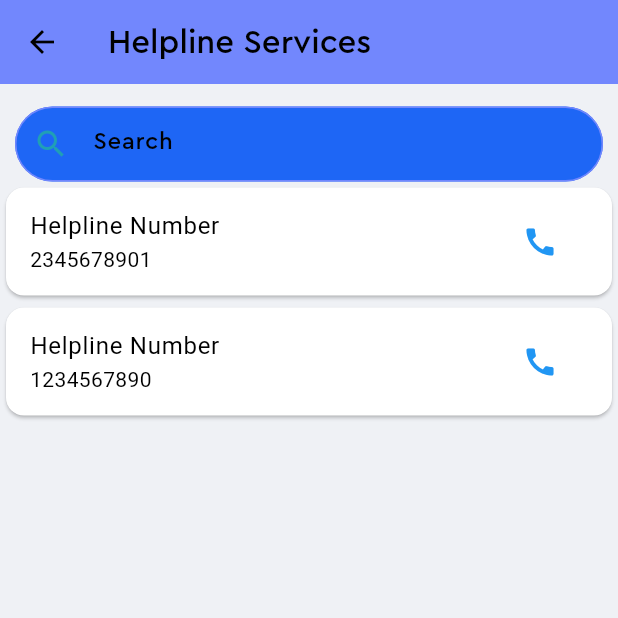
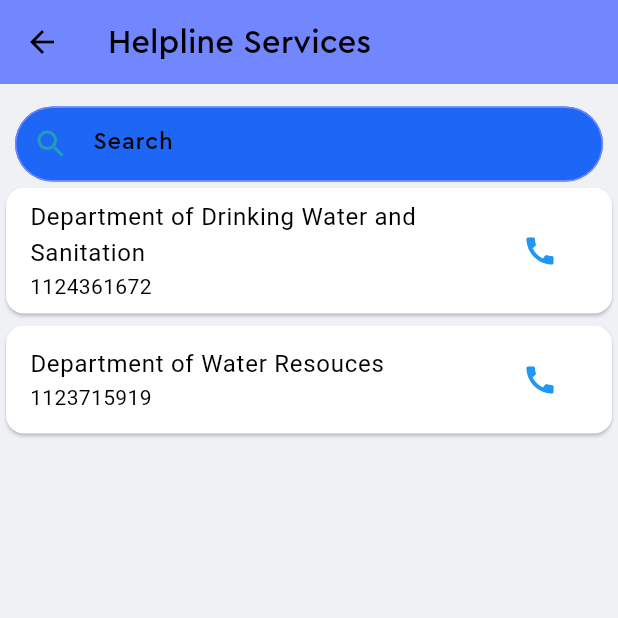
Before and after one commit to nots1dd/Hydraware, a Flutter app: the HelplineScreen screen opened by its route, on a phone screen of 412 x 824 dp, the top half of it. Run offline on Flutter 3.47's test engine with Material 3 defaults, Android fonts, the light colour scheme and no system bars; our stand-ins replace animated_background, cloud_firestore, firebase_auth, firebase_core, flutter_dotenv, flutter_gemini and 6 more; missing offline and left inert: flutter_osm_plugin, profanity_filter; accounts and stored records are empty.

Commit message:
feat: added helpline numbers and names

```diff
--- a/lib/components/helpline_tile.dart
+++ b/lib/components/helpline_tile.dart
@@ -4,13 +4,14 @@ import 'package:url_launcher/url_launcher.dart';
 
 class HelpLineTile extends StatelessWidget {
   final phoneNumber;
-  const HelpLineTile({super.key, required this.phoneNumber});
+  final String helpline;
+  const HelpLineTile({super.key, required this.phoneNumber, required this.helpline});
 
   @override
   Widget build(BuildContext context) {
     return Card(
             child: ListTile(
-            title: Text('Helpline Number'),
+            title: Text(helpline),
             subtitle: Text(phoneNumber.toString()),
             trailing: IconButton(
               icon: const Icon(Icons.call, color: Colors.blue),
--- a/lib/pages/helpline.dart
+++ b/lib/pages/helpline.dart
@@ -10,7 +10,8 @@ class HelplineScreen extends StatefulWidget {
 
 class _HelplineScreenState extends State<HelplineScreen> {
   final TextEditingController searchController = TextEditingController();
-  List<int> helplineNumbers = [2345678901, 1234567890]; // Add your helpline numbers here
+  List<int> helplineNumbers = [01124361672 , 01123715919]; // Add your helpline numbers here
+  List<String> helplineNames = ["Department of Drinking Water and Sanitation","Department of Water Resouces"];
   List<int> filteredNumbers = [];
 
   @override
@@ -66,8 +67,9 @@ class _HelplineScreenState extends State<HelplineScreen> {
             itemCount: helplineNumbers.length,
             itemBuilder: (BuildContext context, int index) {
               final number = helplineNumbers[index];
+              final name = helplineNames[index];
               final shouldShow = searchController.text.isEmpty || number.toString().contains(searchController.text);
-              return shouldShow ? HelpLineTile(phoneNumber: number) : const SizedBox.shrink();
+              return shouldShow ? HelpLineTile(phoneNumber: number, helpline:name) : const SizedBox.shrink();
           },
           ),
         ],
```
Also changed, not shown: 5 other files.
